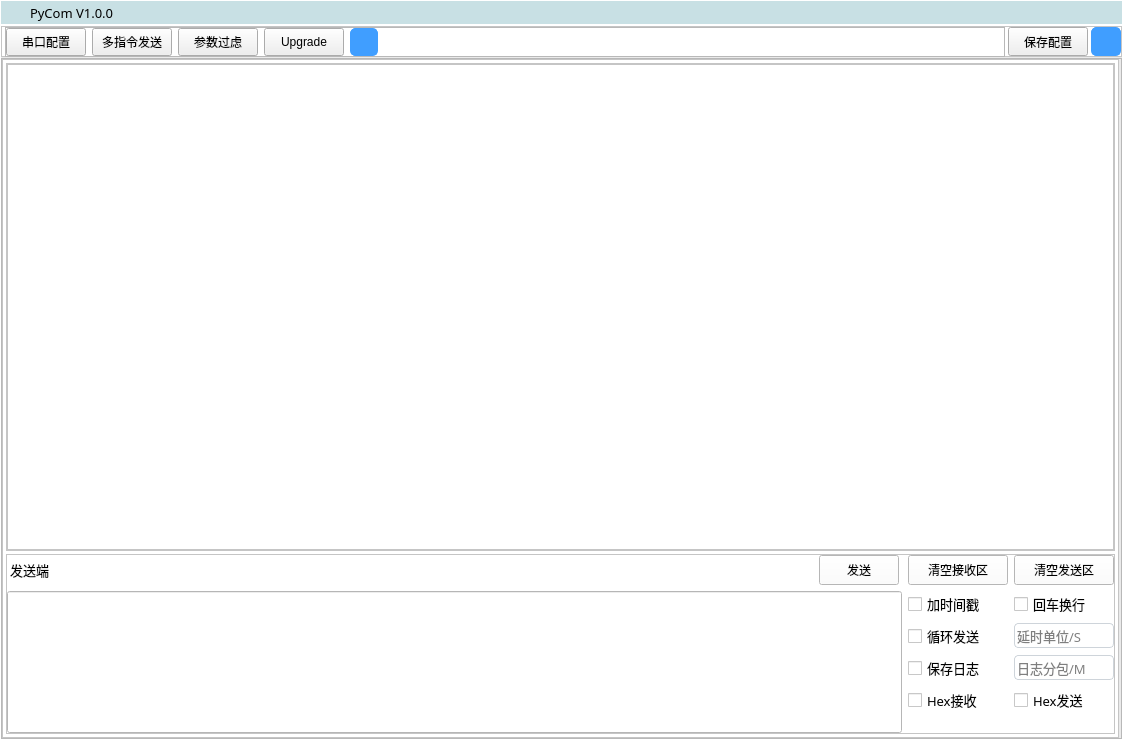
Old version of the form ui/index.ui in the repository jiang-xin9/PyCom.
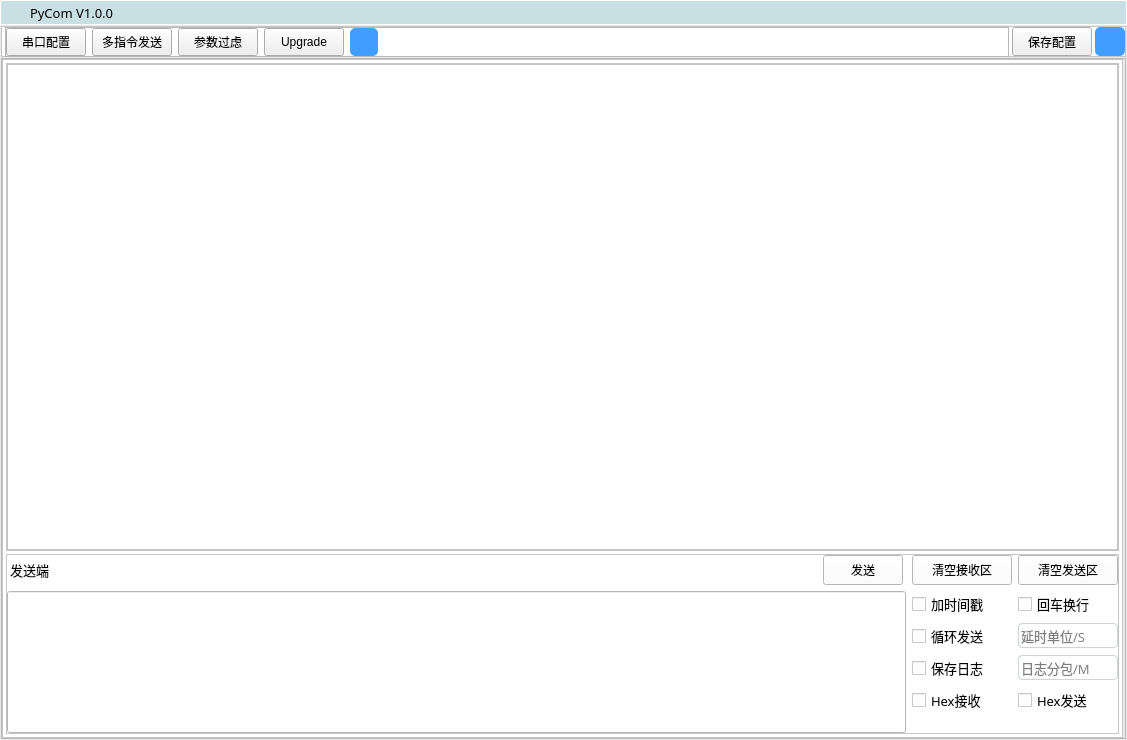
New version of the form. Icons and pictures are not drawn. Custom widgets are drawn as their Qt base class.

Commit message: 修改UI配色

The edit to the form file:
```diff
--- a/ui/index.ui
+++ b/ui/index.ui
@@ -6,7 +6,7 @@
    <rect>
     <x>0</x>
     <y>0</y>
-    <width>1123</width>
+    <width>1127</width>
     <height>740</height>
    </rect>
   </property>
@@ -243,7 +243,7 @@
      </property>
      <property name="styleSheet">
       <string notr="true">QFrame#buttonFrame {
-	border: 1px solid #fff;
+	border: 1px solid rgb(234, 234, 234);
 	background-color: rgb(234, 234, 234);
 }</string>
      </property>
```
The commit also changes 1 other file.
